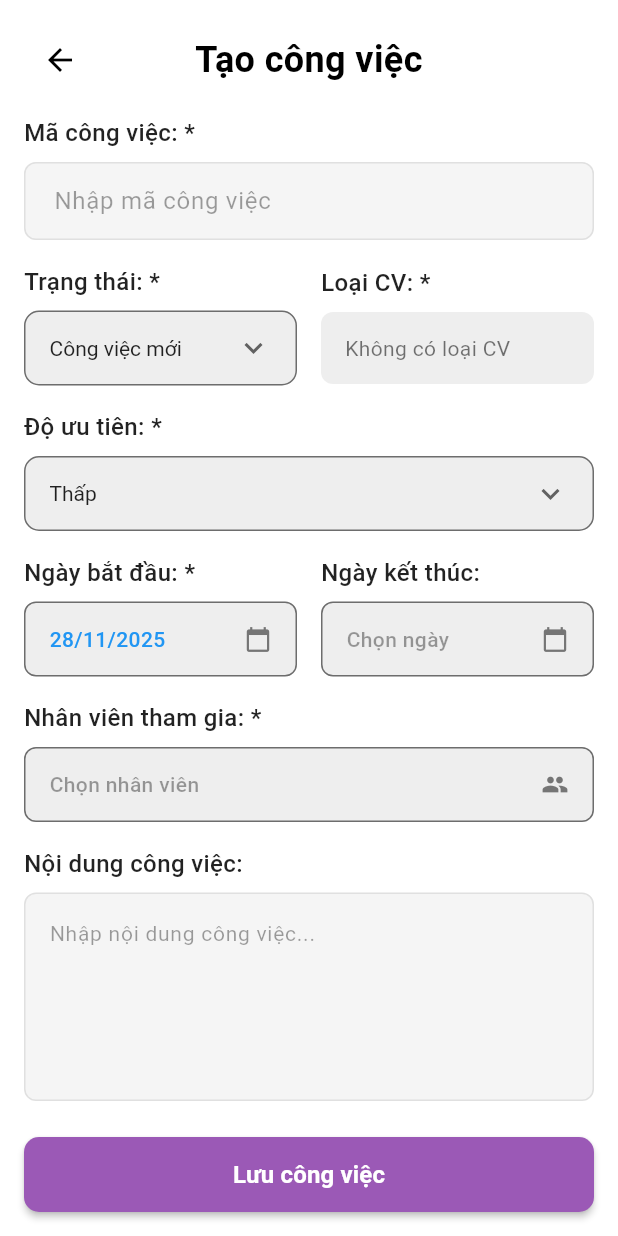
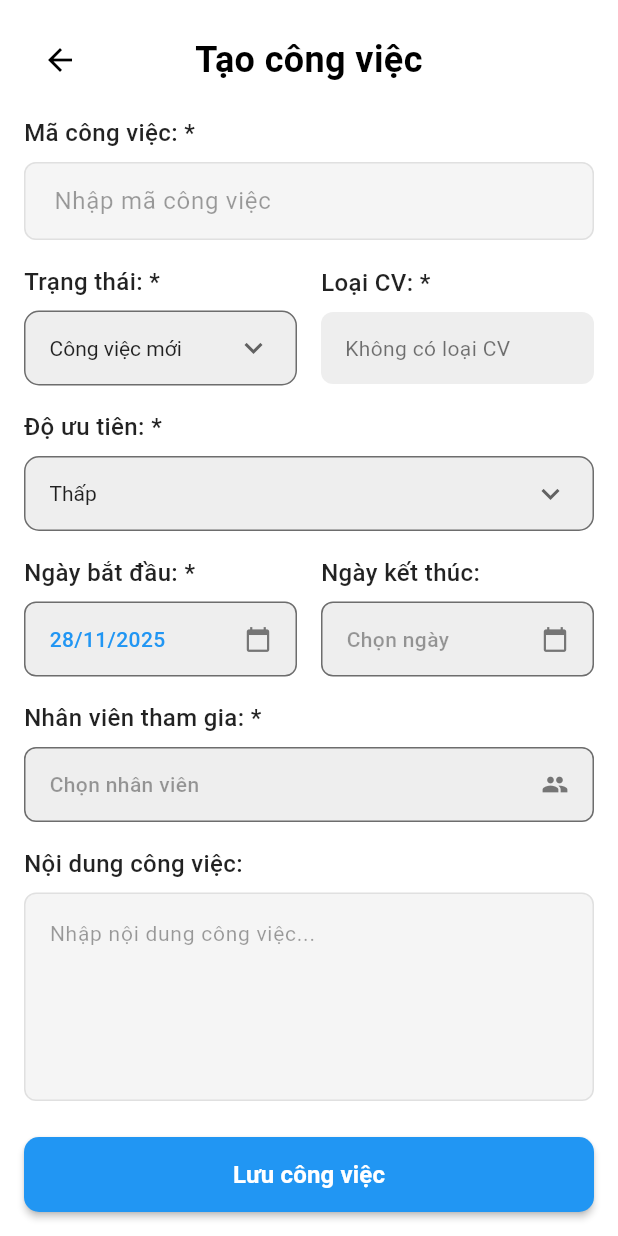
Before and after one commit to lenguyen-it/team_task_manager_project, a Flutter app: the AddTaskScreen screen opened directly, scrolled down 308 dp, on a phone screen of 412 x 824 dp. Run offline on Flutter 3.47's test engine with Material 3 defaults, Android fonts, the phone set to English and light mode, and no system bars; drawn by our look-alikes of dropdown_button2; our stand-ins replace file_picker, fl_chart, flutter_dotenv, flutter_secure_storage, image_picker, shared_preferences and 2 more; accounts and stored records are empty.

Commit message:
đổi màu

```diff
--- a/task_team_frontend_mobile/lib/screens/manager/add_task_screen.dart
+++ b/task_team_frontend_mobile/lib/screens/manager/add_task_screen.dart
@@ -546,7 +546,7 @@ class _AddTaskScreenState extends State<AddTaskScreen> {
                                 child: ElevatedButton(
                                   onPressed: _isLoading ? null : _saveTask,
                                   style: ElevatedButton.styleFrom(
-                                    backgroundColor: const Color(0xFF9B59B6),
+                                    backgroundColor: Colors.blue,
                                     foregroundColor: Colors.white,
                                     shape: RoundedRectangleBorder(
                                       borderRadius: BorderRadius.circular(10),
```
